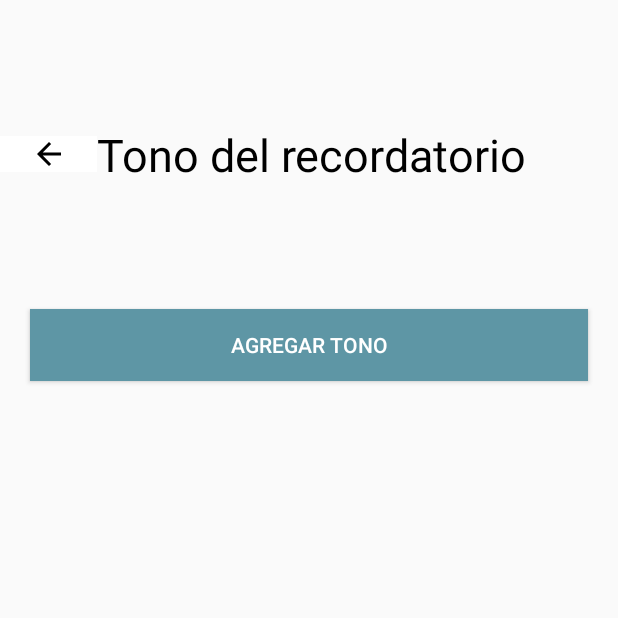
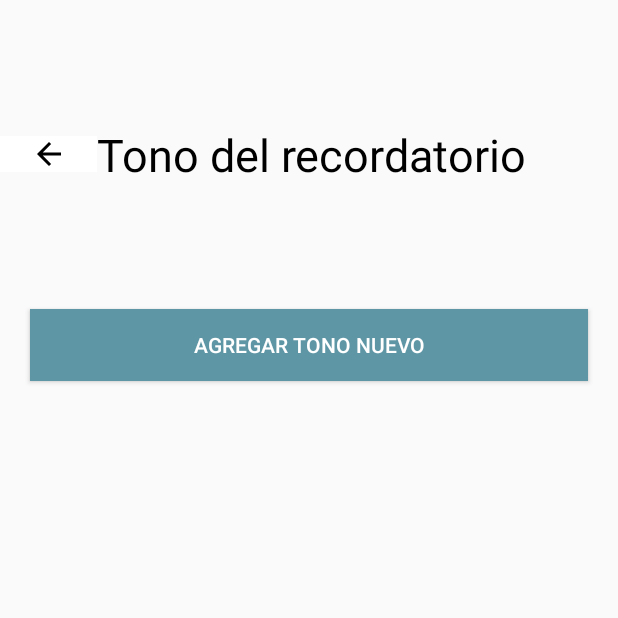
Before and after one commit to gabriel10987/RecordatorioMedico, an Android app: the SoundActivity screen opened directly, with no data from a screen before it, on a phone screen of 412 x 824 dp, the top half of it. Run offline under Robolectric (Android 15) with nearby library versions, the phone set to English and light mode, and no system bars.

Commit message:
Nueva modificacion

```diff
--- a/app/src/main/res/layout/activity_sound.xml
+++ b/app/src/main/res/layout/activity_sound.xml
@@ -37,7 +37,7 @@
         android:id="@+id/btn_add_tone"
         android:layout_width="match_parent"
         android:layout_height="wrap_content"
-        android:text="Agregar tono"
+        android:text="Agregar tono Nuevo"
         android:layout_marginHorizontal="20dp"
         android:layout_marginBottom="20dp"
         android:textColor="@color/white"
```
